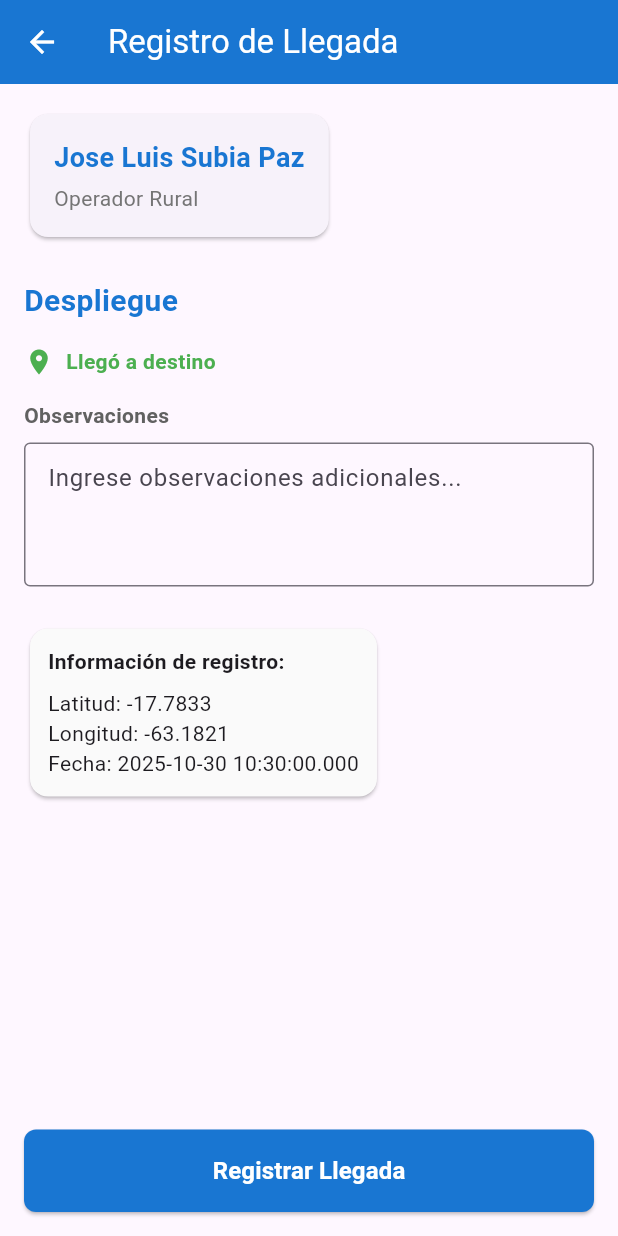
After one commit to kamikase0/managerkey, a Flutter app: the LlegadaRutaView screen opened directly, on a phone screen of 412 x 824 dp. The commit adds this screen. Run offline on Flutter 3.47's test engine with Material 3 defaults, Android fonts, the phone set to English and light mode, and no system bars; our stand-ins replace geolocator, shared_preferences, sqflite; accounts and stored records are empty.

Commit message:
for destino

```diff
--- a/lib/models/salida_ruta_model.dart
+++ b/lib/models/salida_ruta_model.dart
@@ -3,7 +3,7 @@ class SalidaRuta {
   final DateTime fechaHora;
   final double latitud;
   final double longitud;
-  final String descripcion;
+//  final String descripcion;
   final String observaciones;
   final bool enviado;
   final DateTime? fechaEnvio;
@@ -13,7 +13,7 @@ class SalidaRuta {
     required this.fechaHora,
     required this.latitud,
     required this.longitud,
-    required this.descripcion,
+    //required this.descripcion,
     required this.observaciones,
     this.enviado = false,
     this.fechaEnvio,
@@ -25,7 +25,6 @@ class SalidaRuta {
       'fecha_hora': fechaHora.toIso8601String(),
       'latitud': latitud,
       'longitud': longitud,
-      'descripcion': descripcion,
       'observaciones': observaciones,
       'enviado': enviado ? 1 : 0,
       'fecha_envio': fechaEnvio?.toIso8601String(),
@@ -38,7 +37,7 @@ class SalidaRuta {
       fechaHora: DateTime.parse(map['fecha_hora']),
       latitud: map['latitud'],
       longitud: map['longitud'],
-      descripcion: map['descripcion'],
+      //descripcion: map['descripcion'],
       observaciones: map['observaciones'],
       enviado: map['enviado'] == 1,
       fechaEnvio: map['fecha_envio'] != null ? DateTime.parse(map['fecha_envio']) : null,
--- a/lib/services/api_service.dart
+++ b/lib/services/api_service.dart
@@ -21,7 +21,7 @@ class ApiService {
           'fecha_hora': salida.fechaHora.toIso8601String(),
           'latitud': salida.latitud,
           'longitud': salida.longitud,
-          'descripcion': salida.descripcion,
+          // 'descripcion': salida.descripcion,
           'observaciones': salida.observaciones,
         }),
       );
--- a/lib/views/home_page.dart
+++ b/lib/views/home_page.dart
@@ -1,5 +1,7 @@
 import 'package:flutter/material.dart';
-import 'package:manager_key/views/salida_ruta_view.dart';
+import 'package:manager_key/views/operador/report_view.dart';
+import 'package:manager_key/views/operador/salida_ruta_view.dart';
+import 'package:manager_key/views/operador/llegada_ruta_view.dart';
 import '../models/user_model.dart';
 import '../services/auth_service.dart';
 import '../widgets/sidebar.dart';
@@ -40,6 +42,10 @@ class _HomePageState extends State<HomePage> {
         return const OperadorView();
       case 'salida_ruta':
         return const SalidaRutaView();
+      case 'llegada_ruta':
+        return const LlegadaRutaView();
+      case 'reporte':
+        return const ReportView();
       case 'soporte':
         return const SoporteView();
       case 'coordinador':
--- /dev/null
+++ b/lib/views/operador/llegada_ruta_view.dart
@@ -0,0 +1,244 @@
+import 'package:flutter/material.dart';
+import '../../models/salida_ruta_model.dart';
+
+class LlegadaRutaView extends StatefulWidget {
+  const LlegadaRutaView({Key? key}) : super(key:key);
+
+  @override
+  _LlegadaRutaViewState createState() => _LlegadaRutaViewState();
+}
+
+class _LlegadaRutaViewState extends State<LlegadaRutaView> {
+  final _formKey = GlobalKey<FormState>();
+  // final _descripcionController = TextEditingController();
+  final _observacionesController = TextEditingController();
+
+  double _latitud = 0.0;
+  double _longitud = 0.0;
+  DateTime _fechaHora = DateTime.now();
+
+  @override
+  void initState() {
+    super.initState();
+    _obtenerUbicacionActual();
+  }
+
+  void _obtenerUbicacionActual() {
+    // Aquí implementarías la obtención de la ubicación actual
+    // Por ahora usamos valores de ejemplo
+    setState(() {
+      _latitud = -17.7833; // Ejemplo de coordenadas
+      _longitud = -63.1821; // Ejemplo de coordenadas
+      _fechaHora = DateTime.now();
+    });
+  }
+
+  void _registrarLlegada() {
+    if (_formKey.currentState!.validate()) {
+      final llegada = SalidaRuta(
+        fechaHora: _fechaHora,
+        latitud: _latitud,
+        longitud: _longitud,
+        //descripcion: _descripcionController.text,
+        observaciones: _observacionesController.text,
+        enviado: false,
+      );
+
+      // Aquí guardarías en la base de datos local
+      print('Llegada registrada: ${llegada.toMap()}');
+
+      // Mostrar mensaje de éxito
+      ScaffoldMessenger.of(context).showSnackBar(
+        SnackBar(
+          content: Text('Llegada registrada exitosamente'),
+          backgroundColor: Colors.green,
+        ),
+      );
+
+      // Limpiar formulario
+      // _descripcionController.clear();
+      _observacionesController.clear();
+    }
+  }
+
+  @override
+  Widget build(BuildContext context) {
+    return Scaffold(
+      appBar: AppBar(
+        title: Text('Registro de Llegada'),
+        backgroundColor: Colors.blue[700],
+        foregroundColor: Colors.white,
+      ),
+      body: Padding(
+        padding: const EdgeInsets.all(16.0),
+        child: Form(
+          key: _formKey,
+          child: Column(
+            crossAxisAlignment: CrossAxisAlignment.start,
+            children: [
+              // Header informativo
+              Card(
+                child: Padding(
+                  padding: const EdgeInsets.all(16.0),
+                  child: Column(
+                    crossAxisAlignment: CrossAxisAlignment.start,
+                    children: [
+                      Text(
+                        'Jose Luis Subia Paz',
+                        style: TextStyle(
+                          fontSize: 18,
+                          fontWeight: FontWeight.bold,
+                          color: Colors.blue[700],
+                        ),
+                      ),
+                      SizedBox(height: 4),
+                      Text(
+                        'Operador Rural',
+                        style: TextStyle(
+                          fontSize: 14,
+                          color: Colors.grey[600],
+                        ),
+                      ),
+                    ],
+                  ),
+                ),
+              ),
+
+              SizedBox(height: 24),
+
+              // Sección de Despliegue
+              Text(
+                'Despliegue',
+                style: TextStyle(
+                  fontSize: 20,
+                  fontWeight: FontWeight.bold,
+                  color: Colors.blue[700],
+                ),
+              ),
+
+              SizedBox(height: 16),
+
+              // Llegada a destino
+              Row(
+                children: [
+                  Icon(Icons.location_on, color: Colors.green, size: 20),
+                  SizedBox(width: 8),
+                  Text(
+                    'Llegó a destino',
+                    style: TextStyle(
+                      fontWeight: FontWeight.bold,
+                      color: Colors.green,
+                    ),
+                  ),
+                ],
+              ),
+
+              SizedBox(height: 16),
+
+              // // Descripción
+              // Text(
+              //   'Descripción',
+              //   style: TextStyle(
+              //     fontWeight: FontWeight.bold,
+              //     color: Colors.grey[700],
+              //   ),
+              // ),
+              // SizedBox(height: 8),
+              // TextFormField(
+              //   controller: _descripcionController,
+              //   maxLines: 3,
+              //   decoration: InputDecoration(
+              //     hintText: 'Ingrese la descripción de la llegada...',
+              //     border: OutlineInputBorder(),
+              //     contentPadding: EdgeInsets.all(12),
+              //   ),
+              //   validator: (value) {
+              //     if (value == null || value.isEmpty) {
+              //       return 'Por favor ingrese una descripción';
+              //     }
+              //     return null;
+              //   },
+              // ),
+              //
+              // SizedBox(height: 16),
+
+              // Observaciones
+              Text(
+                'Observaciones',
+                style: TextStyle(
+                  fontWeight: FontWeight.bold,
+                  color: Colors.grey[700],
+                ),
+              ),
+              SizedBox(height: 8),
+              TextFormField(
+                controller: _observacionesController,
+                maxLines: 3,
+                decoration: InputDecoration(
+                  hintText: 'Ingrese observaciones adicionales...',
+                  border: OutlineInputBorder(),
+                  contentPadding: EdgeInsets.all(12),
+                ),
+              ),
+
+              SizedBox(height: 24),
+
+              // Información de ubicación y fecha
+              Card(
+                color: Colors.grey[50],
+                child: Padding(
+                  padding: const EdgeInsets.all(12.0),
+                  child: Column(
+                    crossAxisAlignment: CrossAxisAlignment.start,
+                    children: [
+                      Text(
+                        'Información de registro:',
+                        style: TextStyle(
+                          fontWeight: FontWeight.bold,
+                          fontSize: 14,
+                        ),
+                      ),
+                      SizedBox(height: 8),
+                      Text('Latitud: $_latitud'),
+                      Text('Longitud: $_longitud'),
+                      Text('Fecha: ${_fechaHora.toString()}'),
+                    ],
+                  ),
+                ),
+              ),
+
+              Spacer(),
+
+              // Botón de registrar
+              SizedBox(
+                width: double.infinity,
+                child: ElevatedButton(
+                  onPressed: _registrarLlegada,
+                  style: ElevatedButton.styleFrom(
+                    backgroundColor: Colors.blue[700],
+                    foregroundColor: Colors.white,
+                    padding: EdgeInsets.symmetric(vertical: 16),
+                    shape: RoundedRectangleBorder(
+                      borderRadius: BorderRadius.circular(8),
+                    ),
+                  ),
+                  child: Text(
+                    'Registrar Llegada',
+                    style: TextStyle(fontSize: 16, fontWeight: FontWeight.bold),
+                  ),
+                ),
+              ),
+            ],
+          ),
+        ),
+      ),
+    );
+  }
+
+  @override
+  void dispose() {
+    //_descripcionController.dispose();
+    _observacionesController.dispose();
+    super.dispose();
+  }
+}
--- /dev/null
+++ b/lib/views/operador/report_view.dart
@@ -0,0 +1,26 @@
+
+
+import 'package:flutter/cupertino.dart';
+import 'package:flutter/material.dart';
+import 'package:manager_key/views/operador/llegada_ruta_view.dart';
+
+class ReportView extends StatefulWidget{
+  const ReportView({Key? key}): super(key: key);
+
+  @override
+  _ReportViewState createState() => _ReportViewState();
+}
+
+class _ReportViewState extends State<ReportView>{
+  final _formKey = GlobalKey<FormState>();
+
+  @override
+  Widget build(BuildContext context){
+    return Scaffold(
+      appBar: AppBar(
+        title: Text('Menu'),
+      ),
+    );
+  }
+
+}
--- a/lib/views/salida_ruta_view.dart
+++ b/lib/views/operador/salida_ruta_view.dart
@@ -1,10 +1,10 @@
 import 'package:flutter/material.dart';
-import '../models/salida_ruta_model.dart';
-import '../services/location_service.dart';
-import '../services/database_service.dart';
-import '../services/api_service.dart';
-import '../services/auth_service.dart';
-import '../models/user_model.dart';
+import '../../models/salida_ruta_model.dart';
+import '../../services/location_service.dart';
+import '../../services/database_service.dart';
+import '../../services/api_service.dart';
+import '../../services/auth_service.dart';
+import '../../models/user_model.dart';
 
 class SalidaRutaView extends StatefulWidget {
   const SalidaRutaView({Key? key}) : super(key: key);
@@ -14,7 +14,7 @@ class SalidaRutaView extends StatefulWidget {
 }
 
 class _SalidaRutaViewState extends State<SalidaRutaView> {
-  final _descripcionController = TextEditingController();
+  // final _descripcionController = TextEditingController();
   final _observacionesController = TextEditingController();
   bool _switchValue = false;
   bool _isLoading = false;
@@ -420,10 +420,10 @@ class _SalidaRutaViewState extends State<SalidaRutaView> {
   }
 
   Future<void> _registrarSalida() async {
-    if (_descripcionController.text.isEmpty) {
-      _mostrarError('Por favor ingrese una descripción');
-      return;
-    }
+    // if (_descripcionController.text.isEmpty) {
+    //   _mostrarError('Por favor ingrese una descripción');
+    //   return;
+    // }
 
     setState(() {
       _isLoading = true;
@@ -450,7 +450,7 @@ class _SalidaRutaViewState extends State<SalidaRutaView> {
         fechaHora: DateTime.now(),
         latitud: _latitud!,
         longitud: _longitud!,
-        descripcion: _descripcionController.text,
+        //descripcion: _descripcionController.text,
         observaciones: _observacionesController.text,
       );
 
@@ -514,7 +514,7 @@ class _SalidaRutaViewState extends State<SalidaRutaView> {
   }
 
   void _limpiarFormulario() {
-    _descripcionController.clear();
+    // _descripcionController.clear();
     _observacionesController.clear();
     setState(() {
       _switchValue = false;
@@ -529,7 +529,7 @@ class _SalidaRutaViewState extends State<SalidaRutaView> {
 
   @override
   void dispose() {
-    _descripcionController.dispose();
+    // _descripcionController.dispose();
     _observacionesController.dispose();
     super.dispose();
   }
--- a/lib/widgets/sidebar.dart
+++ b/lib/widgets/sidebar.dart
@@ -1,4 +1,3 @@
-// widgets/sidebar.dart
 import 'package:flutter/material.dart';
 
 class Sidebar extends StatelessWidget {
@@ -19,6 +18,8 @@ class Sidebar extends StatelessWidget {
       'operador': [
         {'id': 'operador', 'label': 'Vista Operador', 'icon': Icons.dashboard},
         {'id': 'salida_ruta', 'label': 'Salida de Ruta', 'icon': Icons.exit_to_app},
+        {'id': 'llegada_ruta', 'label': 'Llegada de Ruta', 'icon': Icons.flag},
+        {'id': 'Reporte', 'label':'Registrar Reporte','icon': Icons.check}
       ],
       'soporte': [
         {'id': 'soporte', 'label': 'Vista Soporte', 'icon': Icons.support}
```
